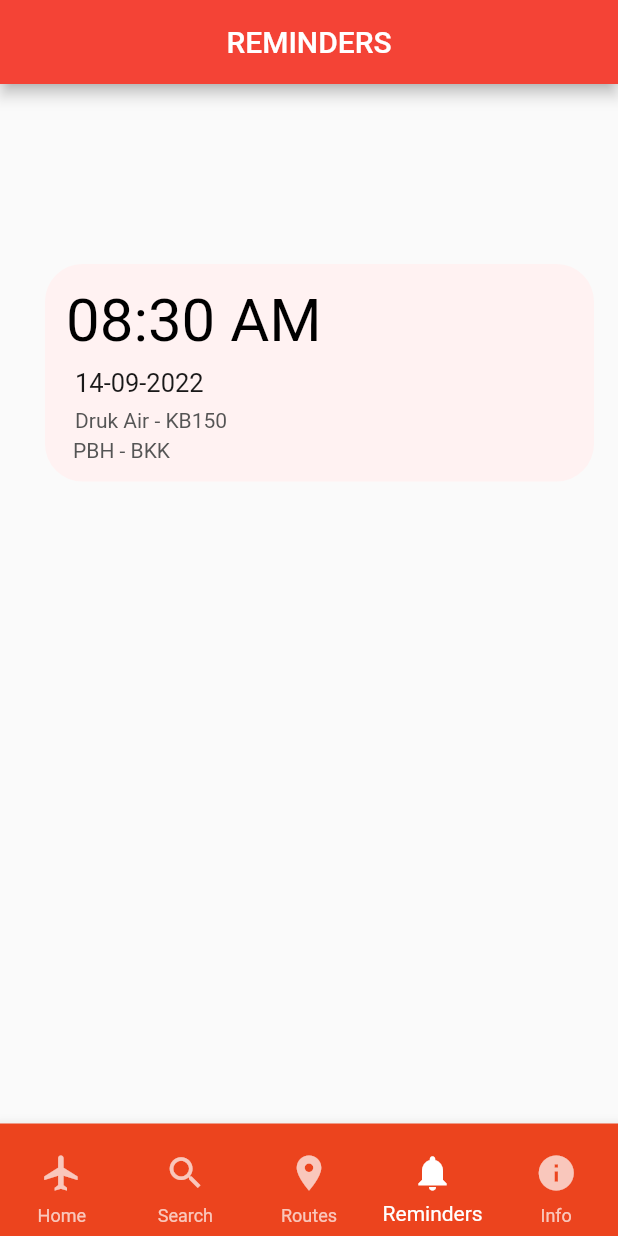
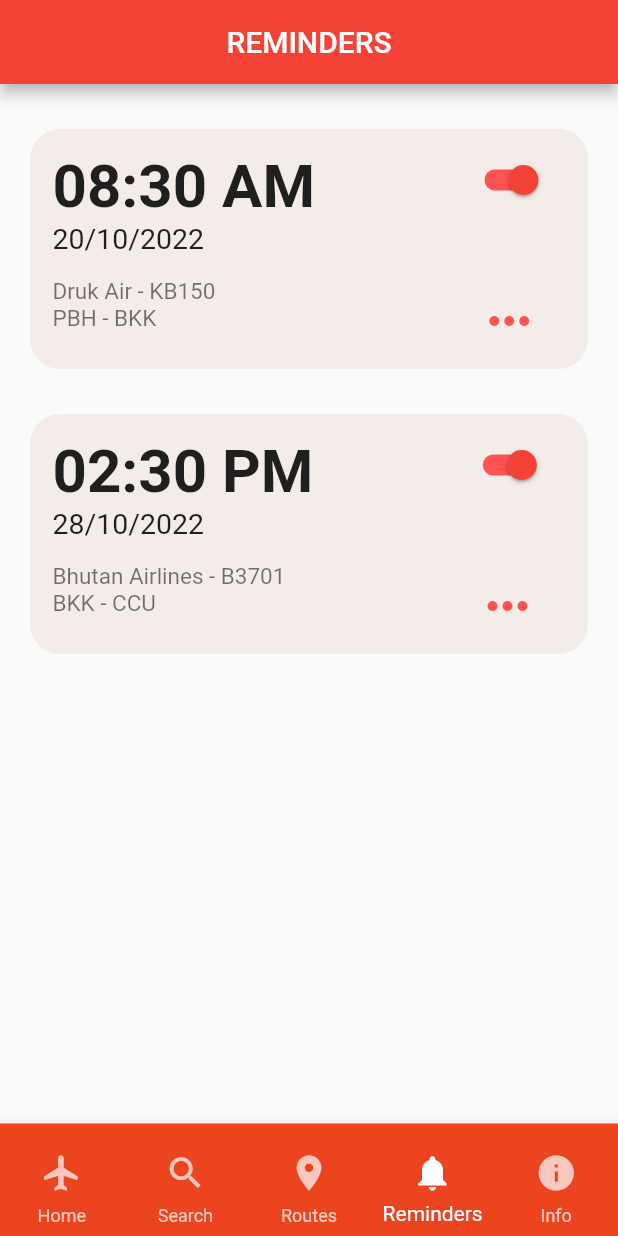
Before and after one commit to divyashC/fids_mobile_app, a Flutter app: the screen it shows after launch, item 4 of the bottom bar chosen, on a phone screen of 412 x 824 dp. Run offline on Flutter 3.47's test engine with Material 2 defaults, Android fonts, the phone set to English and light mode, and no system bars; Roboto replaces fonts that are missing (Helvetica).

Commit message:
Reminders

```diff
--- a/lib/reminder_page.dart
+++ b/lib/reminder_page.dart
@@ -16,92 +16,126 @@ class _ReminderPageState extends State<ReminderPage> {
         centerTitle: true,
         backgroundColor: Colors.red,
       ),
-        body: Container(
-            margin: const EdgeInsets.only(top: 120, left: 30),
-            // add sizedbox from the code below
-            child: SizedBox(
-              width: 366,
-              height: 145,
-              child: Stack(
-                children: <Widget>[
-                  Positioned(
-                      top: 0,
-                      left: 0,
-                      child: Container(
-                          width: 366,
-                          height: 145,
+      body: ListView(children: <Widget>[
+        Container(
+            height: 160,
+            margin: const EdgeInsets.only(left: 20.0, right: 20.0, top: 30.0),
+            padding: const EdgeInsets.only(left: 10.0, right: 10.0, top: 10.0),
             decoration: const BoxDecoration(
-                            borderRadius: BorderRadius.only(
-                              topLeft: Radius.circular(25),
-                              topRight: Radius.circular(25),
-                              bottomLeft: Radius.circular(25),
-                              bottomRight: Radius.circular(25),
+              color: Color.fromARGB(255, 243, 236, 232),
+              borderRadius: BorderRadius.all(Radius.circular(20)),
             ),
-                            color: Color.fromRGBO(255, 242, 242, 1),
-                          ))),
-                  const Positioned(
-                      top: 116,
-                      left: 17,
-                      child: Text(
+            child: Row(children: [
+              Column(
+                crossAxisAlignment: CrossAxisAlignment.start,
+                children: [
+                  Container(
+                      margin: const EdgeInsets.only(left: 5, top: 5),
+                      child: const Text(
+                        '08:30 AM',
+                        style: TextStyle(
+                          fontSize: 40,
+                          fontWeight: FontWeight.bold,
+                        ),
+                      )),
+                  Container(
+                    margin: const EdgeInsets.only(left: 5),
+                    child: const Text('20/10/2022',
+                        style: TextStyle(fontSize: 19.0)),
+                  ),
+                  Container(
+                      margin: const EdgeInsets.only(left: 5, top: 15),
+                      child: const Text(
+                        'Druk Air - KB150',
+                        style: TextStyle(fontSize: 15.0, color: Colors.black54),
+                      )),
+                  Container(
+                      margin: const EdgeInsets.only(left: 5),
+                      child: const Text(
                         'PBH - BKK ',
-                        textAlign: TextAlign.center,
-                        style: TextStyle(
-                            color: Color.fromRGBO(85, 85, 85, 1),
-                            fontFamily: 'Helvetica',
-                            fontSize: 14,
-                            letterSpacing:
-                                0 /*percentages not used in flutter. defaulting to zero*/,
-                            fontWeight: FontWeight.normal,
-                            height: 1.1428571428571428),
-                      )),
-                  const Positioned(
-                      top: 96,
-                      left: 20,
-                      child: Text(
-                        'Druk Air - KB150',
-                        textAlign: TextAlign.center,
-                        style: TextStyle(
-                            color: Color.fromRGBO(85, 85, 85, 1),
-                            fontFamily: 'Helvetica',
-                            fontSize: 14,
-                            letterSpacing:
-                                0 /*percentages not used in flutter. defaulting to zero*/,
-                            fontWeight: FontWeight.normal,
-                            height: 1.1428571428571428),
-                      )),
-                  const Positioned(
-                      top: 72,
-                      left: 20,
-                      child: Text(
-                        '14-09-2022',
-                        textAlign: TextAlign.left,
-                        style: TextStyle(
-                            color: Color.fromRGBO(25, 25, 25, 1),
-                            fontFamily: 'Helvetica',
-                            fontSize: 17,
-                            letterSpacing:
-                                0 /*percentages not used in flutter. defaulting to zero*/,
-                            fontWeight: FontWeight.normal,
-                            height: 0.9411764705882353),
-                      )),
-                  const Positioned(
-                      top: 19,
-                      left: 14,
-                      child: Text(
-                        '08:30 AM',
-                        textAlign: TextAlign.center,
-                        style: TextStyle(
-                            color: Color.fromRGBO(0, 0, 0, 1),
-                            fontFamily: 'Helvetica',
-                            fontSize: 40,
-                            letterSpacing:
-                                0 /*percentages not used in flutter. defaulting to zero*/,
-                            fontWeight: FontWeight.normal,
-                            height: 1),
-                        // close all brackets
+                        style: TextStyle(fontSize: 15.0, color: Colors.black54),
                       ))
                 ],
               ),
-            )));
+              Column(
+                children: [
+                  Container(
+                    margin: const EdgeInsets.only(left: 100),
+                    child: Switch(
+                      value: true,
+                      onChanged: (value) {},
+                      activeTrackColor: Colors.redAccent,
+                      activeColor: Colors.red,
+                    ),
+                  ),
+                  Container(
+                      margin: const EdgeInsets.only(left: 100, top: 50),
+                      child: const Icon(Icons.more_horiz_outlined,
+                          size: 40, color: Colors.redAccent))
+                  // add icon
+                ],
+              ),
+            ])),
+        Container(
+            height: 160,
+            margin: const EdgeInsets.only(left: 20.0, right: 20.0, top: 30.0),
+            padding: const EdgeInsets.only(left: 10.0, right: 10.0, top: 10.0),
+            decoration: const BoxDecoration(
+              color: Color.fromARGB(255, 243, 236, 232),
+              borderRadius: BorderRadius.all(Radius.circular(20)),
+            ),
+            child: Row(children: [
+              Column(
+                crossAxisAlignment: CrossAxisAlignment.start,
+                children: [
+                  Container(
+                      margin: const EdgeInsets.only(left: 5, top: 5),
+                      child: const Text(
+                        '02:30 PM',
+                        style: TextStyle(
+                          fontSize: 40,
+                          fontWeight: FontWeight.bold,
+                        ),
+                      )),
+                  Container(
+                    margin: const EdgeInsets.only(left: 5),
+                    child: const Text('28/10/2022',
+                        style: TextStyle(fontSize: 19.0)),
+                  ),
+                  Container(
+                      margin: const EdgeInsets.only(left: 5, top: 15),
+                      child: const Text(
+                        'Bhutan Airlines - B3701',
+                        style: TextStyle(fontSize: 15.0, color: Colors.black54),
+                      )),
+                  Container(
+                      margin: const EdgeInsets.only(left: 5),
+                      child: const Text(
+                        'BKK - CCU',
+                        style: TextStyle(fontSize: 15.0, color: Colors.black54),
+                      ))
+                ],
+              ),
+              Column(
+                children: [
+                  Container(
+                    margin: const EdgeInsets.only(left: 100),
+                    child: Switch(
+                      value: true,
+                      onChanged: (value) {},
+                      activeTrackColor: Colors.redAccent,
+                      activeColor: Colors.red,
+                    ),
+                  ),
+                  Container(
+                      margin: const EdgeInsets.only(left: 100, top: 50),
+                      child: const Icon(Icons.more_horiz_outlined,
+                          size: 40, color: Colors.redAccent))
+                  // add icon
+                ],
+              ),
+            ]))
+      ]),
+    );
   }
 }
--- /dev/null
+++ b/lib/reminder_page_original.dart
@@ -0,0 +1,107 @@
+import 'package:flutter/material.dart';
+
+class ReminderPage extends StatefulWidget {
+  const ReminderPage({super.key});
+
+  @override
+  State<ReminderPage> createState() => _ReminderPageState();
+}
+
+class _ReminderPageState extends State<ReminderPage> {
+  @override
+  Widget build(BuildContext context) {
+    return Scaffold(
+        appBar: AppBar(
+          title: const Text('REMINDERS'),
+          centerTitle: true,
+          backgroundColor: Colors.red,
+        ),
+        body: Container(
+            margin: const EdgeInsets.only(top: 120, left: 30),
+            // add sizedbox from the code below
+            child: SizedBox(
+              width: 366,
+              height: 145,
+              child: Stack(
+                children: <Widget>[
+                  Positioned(
+                      top: 0,
+                      left: 0,
+                      child: Container(
+                          width: 366,
+                          height: 145,
+                          decoration: const BoxDecoration(
+                            borderRadius: BorderRadius.only(
+                              topLeft: Radius.circular(25),
+                              topRight: Radius.circular(25),
+                              bottomLeft: Radius.circular(25),
+                              bottomRight: Radius.circular(25),
+                            ),
+                            color: Color.fromRGBO(255, 242, 242, 1),
+                          ))),
+                  const Positioned(
+                      top: 116,
+                      left: 17,
+                      child: Text(
+                        'PBH - BKK ',
+                        textAlign: TextAlign.center,
+                        style: TextStyle(
+                            color: Color.fromRGBO(85, 85, 85, 1),
+                            fontFamily: 'Helvetica',
+                            fontSize: 14,
+                            letterSpacing:
+                                0 /*percentages not used in flutter. defaulting to zero*/,
+                            fontWeight: FontWeight.normal,
+                            height: 1.1428571428571428),
+                      )),
+                  const Positioned(
+                      top: 96,
+                      left: 20,
+                      child: Text(
+                        'Druk Air - KB150',
+                        textAlign: TextAlign.center,
+                        style: TextStyle(
+                            color: Color.fromRGBO(85, 85, 85, 1),
+                            fontFamily: 'Helvetica',
+                            fontSize: 14,
+                            letterSpacing:
+                                0 /*percentages not used in flutter. defaulting to zero*/,
+                            fontWeight: FontWeight.normal,
+                            height: 1.1428571428571428),
+                      )),
+                  const Positioned(
+                      top: 72,
+                      left: 20,
+                      child: Text(
+                        '14-09-2022',
+                        textAlign: TextAlign.left,
+                        style: TextStyle(
+                            color: Color.fromRGBO(25, 25, 25, 1),
+                            fontFamily: 'Helvetica',
+                            fontSize: 17,
+                            letterSpacing:
+                                0 /*percentages not used in flutter. defaulting to zero*/,
+                            fontWeight: FontWeight.normal,
+                            height: 0.9411764705882353),
+                      )),
+                  const Positioned(
+                      top: 19,
+                      left: 14,
+                      child: Text(
+                        '08:30 AM',
+                        textAlign: TextAlign.center,
+                        style: TextStyle(
+                            color: Color.fromRGBO(0, 0, 0, 1),
+                            fontFamily: 'Helvetica',
+                            fontSize: 40,
+                            letterSpacing:
+                                0 /*percentages not used in flutter. defaulting to zero*/,
+                            fontWeight: FontWeight.normal,
+                            height: 1),
+                        // close all brackets
+                      ))
+                ],
+              ),
+            )));
+  }
+}
```
Lines whose indentation alone changed are shown as unchanged.
